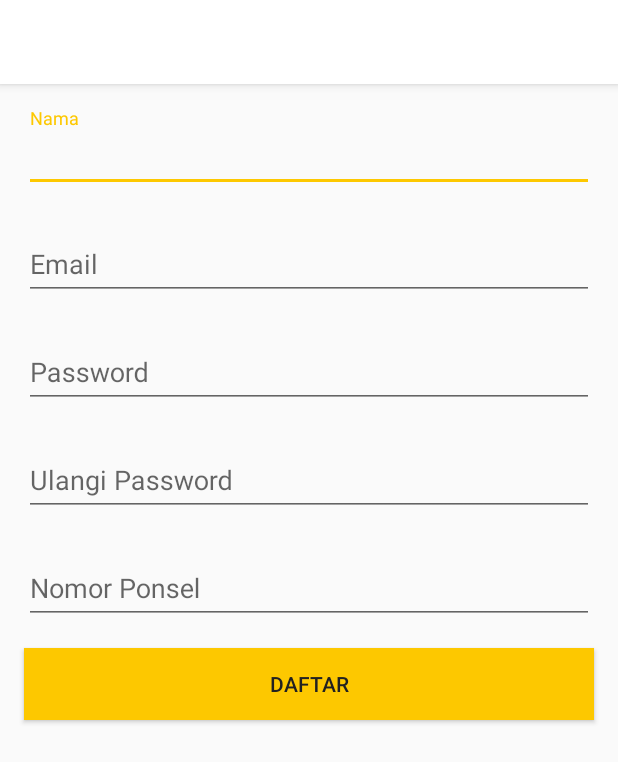
After one commit to michaelian12/AISAutoCare, an Android app: the layout activity_register.xml on its own in the app's theme, with its tools: preview values and no code run, on a phone screen of 412 x 824 dp. The commit adds this screen. Shown: the top 762 px of the screen. Run offline under Robolectric (Android 15) with nearby library versions, the light colour scheme and no system bars.

Commit message:
add login and register activity

```diff
--- a/app/src/main/res/layout/activity_garage.xml
+++ b/app/src/main/res/layout/activity_garage.xml
@@ -1,6 +1,5 @@
 <?xml version="1.0" encoding="utf-8"?>
 <android.support.design.widget.CoordinatorLayout xmlns:android="http://schemas.android.com/apk/res/android"
-    xmlns:app="http://schemas.android.com/apk/res-auto"
     xmlns:tools="http://schemas.android.com/tools"
     android:id="@+id/activity_garage"
     android:layout_width="match_parent"
--- /dev/null
+++ b/app/src/main/res/layout/activity_register.xml
@@ -0,0 +1,94 @@
+<?xml version="1.0" encoding="utf-8"?>
+<LinearLayout xmlns:android="http://schemas.android.com/apk/res/android"
+    xmlns:tools="http://schemas.android.com/tools"
+    android:id="@+id/activity_register"
+    android:layout_width="match_parent"
+    android:layout_height="match_parent"
+    android:orientation="vertical"
+    tools:context="com.aisautocare.mobile.activity.RegisterActivity">
+
+    <include layout="@layout/toolbar" />
+
+    <android.support.design.widget.TextInputLayout
+        android:id="@+id/input_layout_name"
+        android:layout_width="match_parent"
+        android:layout_height="wrap_content"
+        android:padding="16dp">
+
+        <EditText
+            android:id="@+id/input_name"
+            android:layout_width="match_parent"
+            android:layout_height="wrap_content"
+            android:hint="Nama"
+            android:inputType="text" />
+    </android.support.design.widget.TextInputLayout>
+
+    <android.support.design.widget.TextInputLayout
+        android:id="@+id/input_layout_email"
+        android:layout_width="match_parent"
+        android:layout_height="wrap_content"
+        android:paddingLeft="16dp"
+        android:paddingRight="16dp">
+
+        <EditText
+            android:id="@+id/input_email"
+            android:layout_width="match_parent"
+            android:layout_height="wrap_content"
+            android:hint="Email"
+            android:inputType="textEmailAddress" />
+    </android.support.design.widget.TextInputLayout>
+
+    <android.support.design.widget.TextInputLayout
+        android:id="@+id/input_layout_password"
+        android:layout_width="match_parent"
+        android:layout_height="wrap_content"
+        android:padding="16dp">
+
+        <EditText
+            android:id="@+id/input_password"
+            android:layout_width="match_parent"
+            android:layout_height="wrap_content"
+            android:hint="Password"
+            android:inputType="textPassword" />
+    </android.support.design.widget.TextInputLayout>
+
+    <android.support.design.widget.TextInputLayout
+        android:id="@+id/input_layout_password_retype"
+        android:layout_width="match_parent"
+        android:layout_height="wrap_content"
+        android:paddingLeft="16dp"
+        android:paddingRight="16dp">
+
+        <EditText
+            android:id="@+id/input_password_retype"
+            android:layout_width="match_parent"
+            android:layout_height="wrap_content"
+            android:hint="Ulangi Password"
+            android:inputType="textPassword" />
+    </android.support.design.widget.TextInputLayout>
+
+    <android.support.design.widget.TextInputLayout
+        android:id="@+id/input_layout_tel"
+        android:layout_width="match_parent"
+        android:layout_height="wrap_content"
+        android:padding="16dp">
+
+        <EditText
+            android:id="@+id/input_tel"
+            android:layout_width="match_parent"
+            android:layout_height="wrap_content"
+            android:hint="Nomor Ponsel"
+            android:inputType="number" />
+    </android.support.design.widget.TextInputLayout>
+
+    <Button
+        android:id="@+id/register_button"
+        android:layout_width="match_parent"
+        android:layout_height="wrap_content"
+        android:layout_marginLeft="16dp"
+        android:layout_marginRight="16dp"
+        android:background="@color/accent_color"
+        android:text="Daftar"
+        android:textColor="@color/primary_text" />
+
+</LinearLayout>
--- a/app/src/main/res/layout/activity_track_employee.xml
+++ b/app/src/main/res/layout/activity_track_employee.xml
@@ -1,7 +1,6 @@
 <LinearLayout xmlns:android="http://schemas.android.com/apk/res/android"
     xmlns:map="http://schemas.android.com/apk/res-auto"
     xmlns:tools="http://schemas.android.com/tools"
-    xmlnsandroid="http://schemas.android.com/apk/res/android"
     android:layout_width="match_parent"
     android:layout_height="match_parent"
     android:orientation="vertical">
```
Also changed, not shown: app/src/main/AndroidManifest.xml (+28 -12 lines), app/src/main/java/com/aisautocare/mobile/activity/LoginActivity.java (added, +28 -0 lines), app/src/main/java/com/aisautocare/mobile/activity/MainActivity.java (+8 -0 lines), app/src/main/java/com/aisautocare/mobile/activity/RegisterActivity.java (added, +23 -0 lines), app/src/main/res/layout/activity_login.xml (added, +49 -0 lines), app/src/main/res/menu/nav_drawer.xml (+8 -0 lines).
